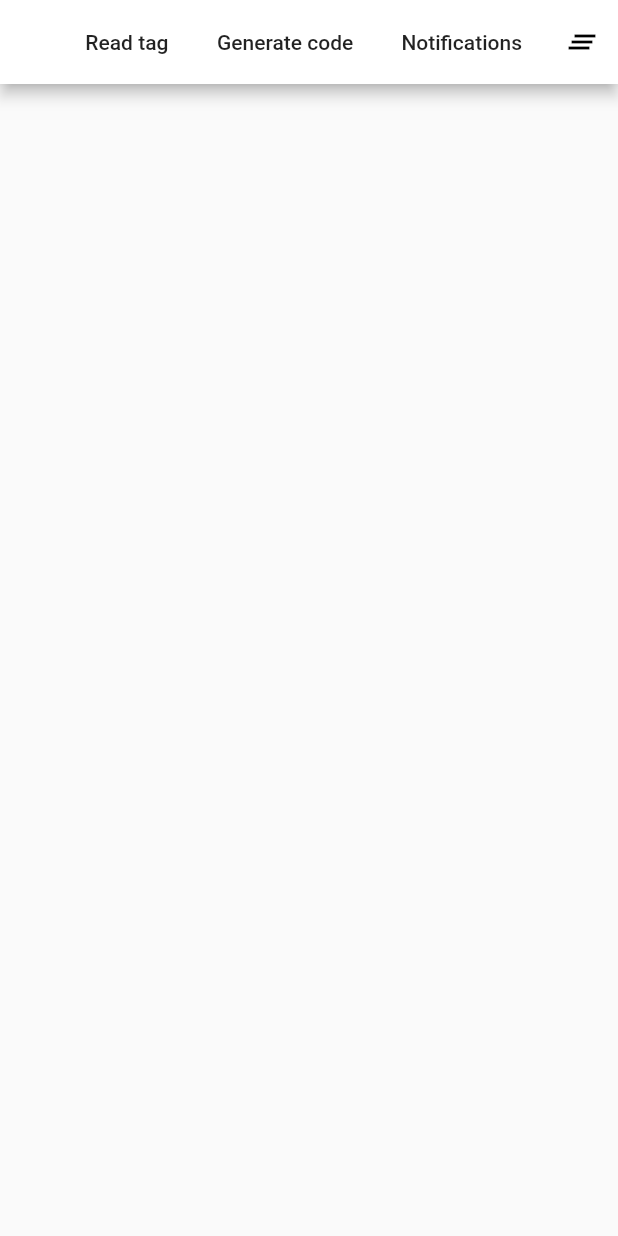
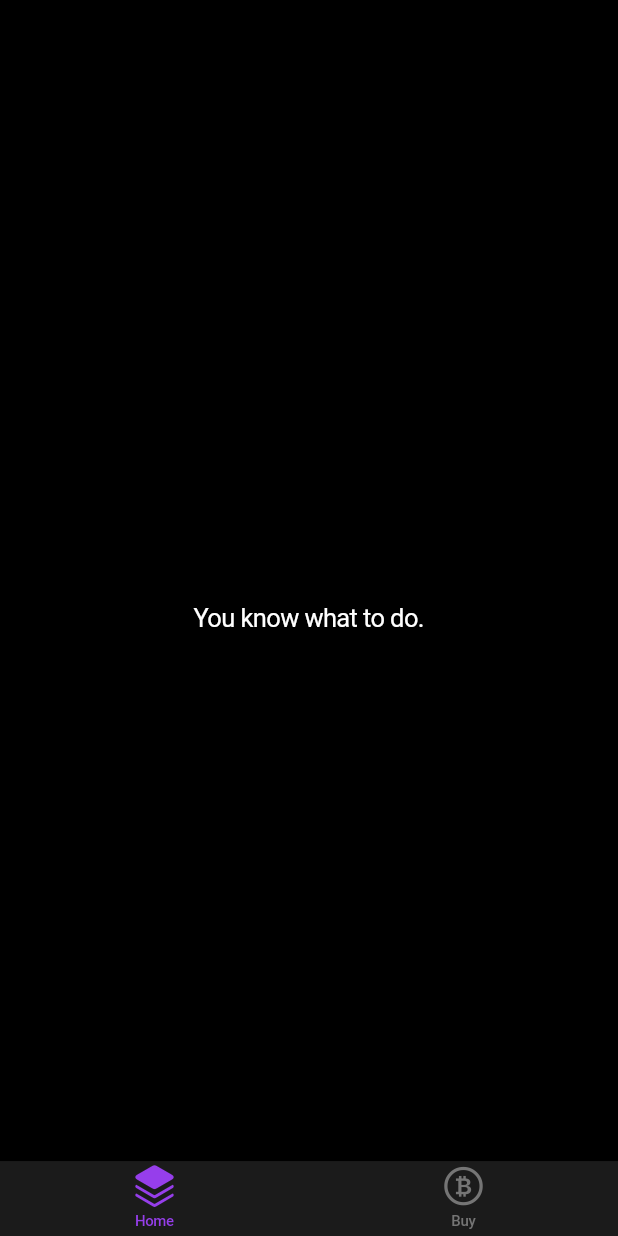
Before and after one commit to demerzel3/kracksats_app, a Flutter app: the screen it shows after launch, on a phone screen of 412 x 824 dp. Run offline on Flutter 3.47's test engine with Material 2 defaults, Android fonts, the phone set to English and light mode, and no system bars; missing offline and left inert: flutter_biopass, onesignal_flutter, otp, prompt_dialog, qr_code_scanner.

Commit message:
Tentative skeleton layout for the app

```diff
--- a/lib/app.dart
+++ b/lib/app.dart
@@ -1,3 +1,4 @@
+import 'package:flutter/cupertino.dart';
 import 'package:flutter/material.dart';
 import 'package:kracksats_app/home.dart';
 
@@ -5,11 +6,11 @@ class App extends StatelessWidget {
   // This widget is the root of your application.
   @override
   Widget build(BuildContext context) {
-    return MaterialApp(
+    return CupertinoApp(
       title: 'Kracksats',
-      theme: ThemeData(
-        primarySwatch: Colors.deepPurple,
-        visualDensity: VisualDensity.adaptivePlatformDensity,
+      theme: CupertinoThemeData(
+        brightness: Brightness.dark,
+        primaryColor: Color.fromARGB(255, 150, 62, 235),
       ),
       home: Home(title: 'Kracksats'),
     );
--- a/lib/home.dart
+++ b/lib/home.dart
@@ -1,9 +1,7 @@
+import 'package:flutter/cupertino.dart';
 import 'package:flutter/material.dart';
-import 'package:flutter_nfc_reader/flutter_nfc_reader.dart';
-import 'dart:async';
 
 import 'package:flutter_biopass/flutter_biopass.dart' show BioPass;
-import 'package:onesignal_flutter/onesignal_flutter.dart';
 import 'package:otp/otp.dart';
 import 'package:prompt_dialog/prompt_dialog.dart';
 
@@ -17,17 +15,8 @@ class Home extends StatefulWidget {
 }
 
 class _HomeState extends State<Home> {
-  // _tags is a list of scanned tags
+  bool _isStacking = false;
   final _bioPass = BioPass();
-  List<String> _tags = [];
-
-  void _readNFC(BuildContext context) {
-    FlutterNfcReader.read().then((response) {
-      setState(() {
-        _tags.insert(0, response.content);
-      });
-    });
-  }
 
   String generateTOTP(String secret) {
     return OTP.generateTOTPCodeString(
@@ -37,30 +26,34 @@ class _HomeState extends State<Home> {
 
   @override
   Widget build(BuildContext context) {
-    return MaterialApp(
-      theme: ThemeData(
-        primarySwatch: Colors.grey,
+    return CupertinoTabScaffold(
+      tabBar: CupertinoTabBar(
+        items: <BottomNavigationBarItem>[
+          BottomNavigationBarItem(
+              icon: Icon(CupertinoIcons.square_stack_3d_up),
+              activeIcon: Icon(CupertinoIcons.square_stack_3d_up_fill),
+              label: "Home"),
+          BottomNavigationBarItem(
+              icon: Icon(CupertinoIcons.bitcoin_circle),
+              activeIcon: Icon(CupertinoIcons.bitcoin_circle_fill),
+              label: "Buy")
+        ],
       ),
-      home: Scaffold(
-        appBar: AppBar(
-          backgroundColor: Colors.white,
-          title: const Text('NFC in Flutter'),
-          actions: <Widget>[
-            Builder(
-              builder: (context) {
-                return FlatButton(
-                  child: Text("Read tag"),
-                  onPressed: () {
-                    _readNFC(context);
-                  },
-                );
-              },
-            ),
-            FlatButton(
-                child: Text("Generate code"),
+      tabBuilder: (BuildContext context, int index) {
+        if (index == 1) {
+          // buy
+          return Center(
+            child: CupertinoButton.filled(
+              padding: EdgeInsets.fromLTRB(48, 24, 48, 24),
+              child: _isStacking
+                  ? CupertinoActivityIndicator()
+                  : const Text('Stack some sats'),
               onPressed: () async {
-                  final secret = await _bioPass.retreive(
-                      withPrompt: "Retrieve TOTP secret");
+                setState(() {
+                  _isStacking = true;
+                });
+                final secret =
+                    await _bioPass.retreive(withPrompt: "Retrieve TOTP secret");
 
                 // No secret stored
                 if (secret == null) {
@@ -72,87 +65,20 @@ class _HomeState extends State<Home> {
                   print('Your fancy TOTP code is: ' +
                       this.generateTOTP(newSecret));
                 } else {
-                    print('Your fancy TOTP code is: ' +
-                        this.generateTOTP(secret));
+                  print(
+                      'Your fancy TOTP code is: ' + this.generateTOTP(secret));
+
+                  setState(() {
+                    _isStacking = false;
+                  });
                 }
-                }),
-            FlatButton(
-                child: Text("Notifications"),
-                onPressed: () {
-                  OneSignal.shared.promptUserForPushNotificationPermission(
-                      fallbackToSettings: true);
-                }),
-            IconButton(
-              icon: Icon(Icons.clear_all),
-              onPressed: () {
-                setState(() {
-                  _tags.clear();
-                });
               },
-              tooltip: "Clear",
-            ),
-          ],
-        ),
-        // Render list of scanned tags
-        body: ListView.builder(
-          itemCount: _tags.length,
-          itemBuilder: (context, index) {
-            const TextStyle payloadTextStyle = const TextStyle(
-              fontSize: 15,
-              color: const Color(0xFF454545),
-            );
-
-            return Padding(
-              padding: const EdgeInsets.fromLTRB(20, 10, 20, 10),
-              child: Column(
-                crossAxisAlignment: CrossAxisAlignment.start,
-                children: <Widget>[
-                  const Text("NDEF Tag",
-                      style: const TextStyle(fontWeight: FontWeight.bold)),
-                  Builder(
-                    builder: (context) {
-                      /*
-                      // Build list of records
-                      List<Widget> records = [];
-                      for (int i = 0; i < _tags[index].records.length; i++) {
-                        records.add(Column(
-                          crossAxisAlignment: CrossAxisAlignment.start,
-                          children: <Widget>[
-                            Text(
-                              "Record ${i + 1} - ${_tags[index].records[i].type}",
-                              style: const TextStyle(
-                                fontSize: 13,
-                                color: const Color(0xFF666666),
-                              ),
-                            ),
-                            Text(
-                              _tags[index].records[i].payload,
-                              style: payloadTextStyle,
-                            ),
-                            Text(
-                              _tags[index].records[i].data,
-                              style: payloadTextStyle,
-                            ),
-                          ],
-                        ));
-                      }
-                      */
-                      return Column(
-                          crossAxisAlignment: CrossAxisAlignment.start,
-                          children: <Widget>[
-                            Text(
-                              _tags[index],
-                              style: payloadTextStyle,
-                            ),
-                          ]);
-                    },
-                  )
-                ],
-              ),
-            );
-          },
-        ),
             ),
           );
         }
+
+        return Center(child: const Text('You know what to do.'));
+      },
+    );
   }
+}
```
Lines whose indentation alone changed are shown as unchanged.
